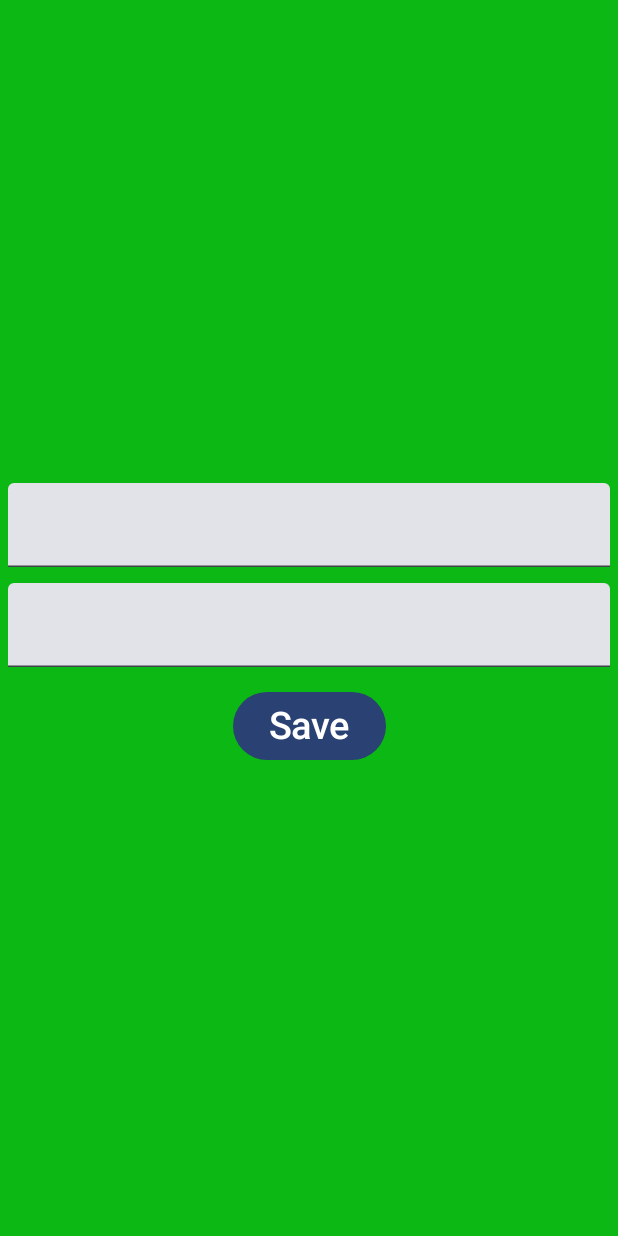
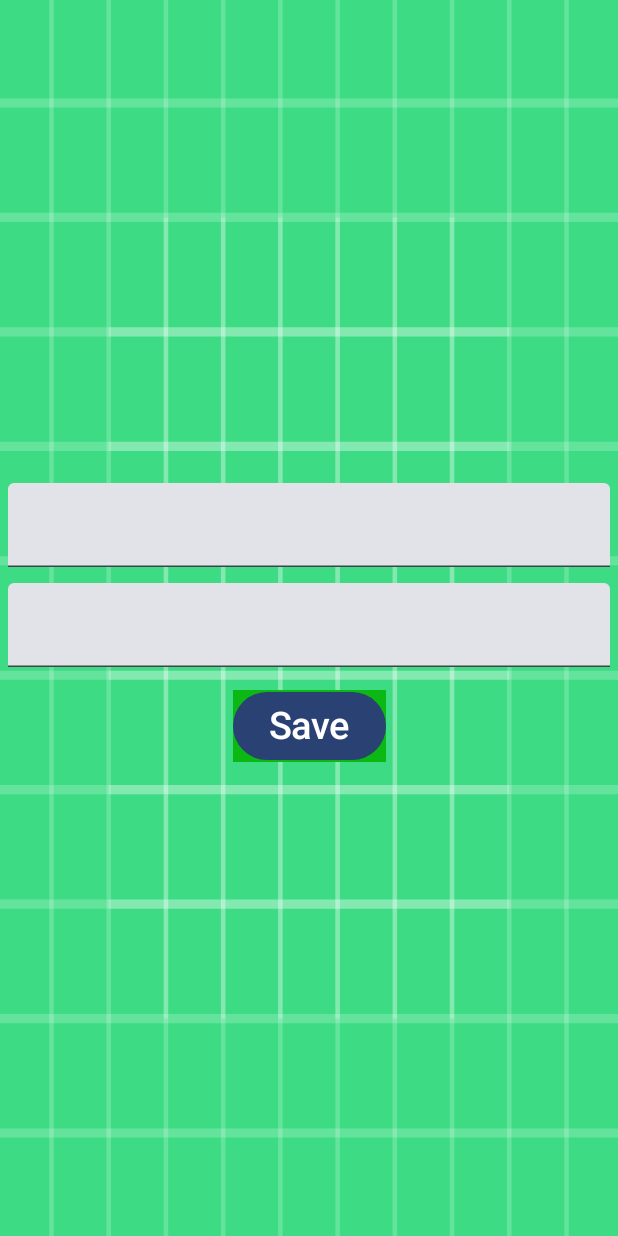
Before and after one commit to Developer-Mustafo/Notes_App_Compose, an Android app built with Jetpack Compose: the add screen opened through its navigation route, on a phone screen of 412 x 824 dp. Run offline under Robolectric (Android 15) with nearby library versions, the phone set to English and light mode, and no system bars.

```diff
--- a/app/src/main/java/uz/coder/notesapp/screen/AddScreen.kt
+++ b/app/src/main/java/uz/coder/notesapp/screen/AddScreen.kt
@@ -1,9 +1,12 @@
 package uz.coder.notesapp.screen
 
+import androidx.compose.foundation.Image
 import androidx.compose.foundation.background
 import androidx.compose.foundation.layout.Arrangement
+import androidx.compose.foundation.layout.Box
 import androidx.compose.foundation.layout.Column
 import androidx.compose.foundation.layout.Spacer
+import androidx.compose.foundation.layout.fillMaxSize
 import androidx.compose.foundation.layout.fillMaxWidth
 import androidx.compose.foundation.layout.height
 import androidx.compose.foundation.layout.padding
@@ -16,7 +19,9 @@ import androidx.compose.runtime.remember
 import androidx.compose.ui.Alignment
 import androidx.compose.ui.Modifier
 import androidx.compose.ui.graphics.Color
+import androidx.compose.ui.layout.ContentScale
 import androidx.compose.ui.res.colorResource
+import androidx.compose.ui.res.painterResource
 import androidx.compose.ui.unit.dp
 import androidx.compose.ui.unit.sp
 import androidx.navigation.NavController
@@ -27,9 +32,10 @@ import uz.coder.notesapp.viewModel.NotesViewModel
 fun AddScreen(navigation: NavController, viewModel: NotesViewModel){
     val name = remember { mutableStateOf("") }
     val notes = remember { mutableStateOf("") }
-    Column(horizontalAlignment = Alignment.CenterHorizontally, verticalArrangement = Arrangement.Center, modifier = Modifier.background(
-        colorResource(R.color.background)
-    )) {
+    Box(modifier = Modifier.fillMaxSize()){
+        Image(painterResource(R.drawable.ic_launcher_background),contentDescription = null, contentScale = ContentScale.FillBounds, modifier = Modifier.matchParentSize())
+    }
+    Column(horizontalAlignment = Alignment.CenterHorizontally, verticalArrangement = Arrangement.Center, modifier = Modifier) {
             TextField(name.value, onValueChange = {name.value = it}, modifier = Modifier.padding(5.dp,5.dp,5.dp).fillMaxWidth())
             Spacer(modifier = Modifier.height(5.dp))
             TextField(notes.value, onValueChange = {notes.value = it}, modifier = Modifier.fillMaxWidth().padding(5.dp,5.dp,5.dp))
```
Also changed, not shown: app/src/main/java/uz/coder/notesapp/screen/HomeScreen.kt (+7 -6 lines). Lines whose indentation alone changed are shown as unchanged.
